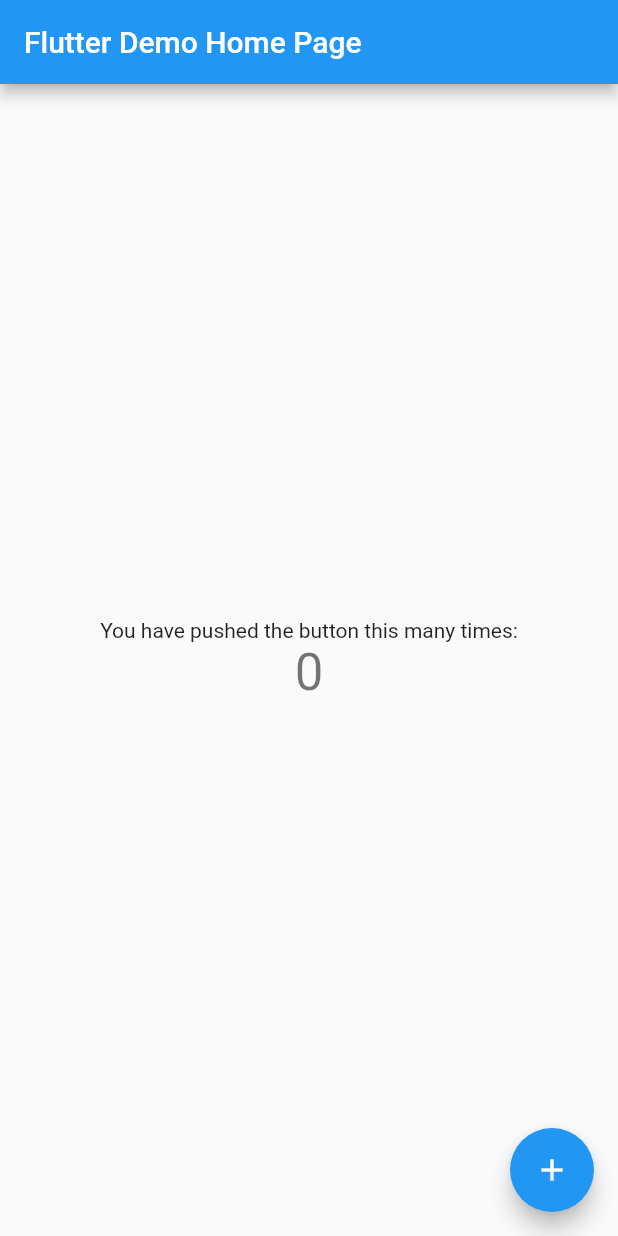
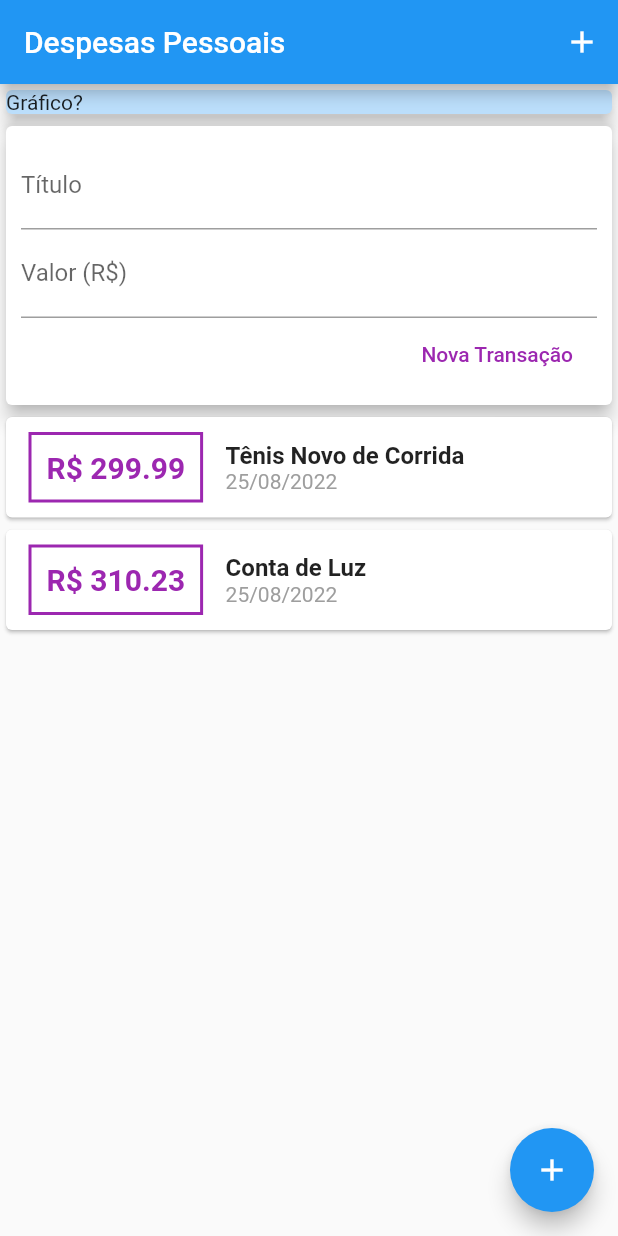
Before and after one commit to felipeggarcia/despesas-pessoais, a Flutter app: the screen it shows after launch, on a phone screen of 412 x 824 dp. Run offline on Flutter 3.47's test engine with Material 2 defaults, Android fonts, the phone set to English and light mode, and no system bars.

Commit message:
criação da lista de transições, adição de novas transições

```diff
--- /dev/null
+++ b/lib/components/transaction_form.dart
@@ -0,0 +1,54 @@
+import 'package:flutter/material.dart';
+
+class TransactionForm extends StatelessWidget {
+  final titleController = TextEditingController();
+  final valueController = TextEditingController();
+  late final void Function(String, double) onSubmit;
+  TransactionForm(this.onSubmit);
+  _submitForm() {
+    final title = titleController.text;
+    final value = double.tryParse(valueController.text) ?? 0.0;
+    if (title.isEmpty || value <= 0) {
+      return;
+    }
+    onSubmit(title, value);
+  }
+
+  @override
+  Widget build(BuildContext context) {
+    return Card(
+      elevation: 5,
+      child: Padding(
+        padding: const EdgeInsets.all(10),
+        child: Column(
+          children: <Widget>[
+            TextField(
+              controller: titleController,
+              decoration: const InputDecoration(
+                labelText: 'Título',
+              ),
+            ),
+            TextField(
+                controller: valueController,
+                keyboardType:
+                    const TextInputType.numberWithOptions(decimal: true),
+                onSubmitted: (_) => _submitForm(),
+                decoration: const InputDecoration(
+                  labelText: 'Valor (R\$)',
+                )),
+            Row(
+              mainAxisAlignment: MainAxisAlignment.end,
+              children: <Widget>[
+                FlatButton(
+                  textColor: Colors.purple,
+                  onPressed: _submitForm,
+                  child: const Text('Nova Transação'),
+                )
+              ],
+            )
+          ],
+        ),
+      ),
+    );
+  }
+}
--- /dev/null
+++ b/lib/components/transaction_list.dart
@@ -0,0 +1,54 @@
+import 'package:flutter/material.dart';
+import '../models/transaction.dart';
+import 'package:intl/intl.dart';
+
+class TransactionList extends StatelessWidget {
+  final List<Transaction> transactions;
+  TransactionList(this.transactions);
+  @override
+  Widget build(BuildContext context) {
+    return SingleChildScrollView(
+      child: Column(children: <Widget>[
+        ...transactions.map((tr) {
+          return Card(
+            child: Row(
+              children: <Widget>[
+                Container(
+                  margin:
+                      const EdgeInsets.symmetric(horizontal: 15, vertical: 10),
+                  decoration: BoxDecoration(
+                      border: Border.all(
+                    color: Colors.purple,
+                    width: 2,
+                  )),
+                  padding: const EdgeInsets.all(10),
+                  child: Text(
+                    'R\$ ${tr.value.toStringAsFixed(2)}',
+                    style: const TextStyle(
+                        fontWeight: FontWeight.bold,
+                        fontSize: 20,
+                        color: Colors.purple),
+                  ),
+                ),
+                Column(
+                  crossAxisAlignment: CrossAxisAlignment.start,
+                  children: <Widget>[
+                    Text(
+                      tr.title,
+                      style: const TextStyle(
+                          fontSize: 16, fontWeight: FontWeight.bold),
+                    ),
+                    Text(
+                      DateFormat('d/MM/y').format(tr.date),
+                      style: const TextStyle(color: Colors.grey),
+                    )
+                  ],
+                )
+              ],
+            ),
+          );
+        }).toList()
+      ]),
+    );
+  }
+}
--- /dev/null
+++ b/lib/components/transaction_user.dart
@@ -0,0 +1,48 @@
+import 'dart:math';
+
+import 'package:flutter/material.dart';
+import '../models/transaction.dart';
+import 'transaction_list.dart';
+import 'transaction_form.dart';
+
+class TransactionUser extends StatefulWidget {
+  @override
+  State<TransactionUser> createState() => _TransactionUserState();
+}
+
+class _TransactionUserState extends State<TransactionUser> {
+  final _transactions = [
+    Transaction(
+      id: 't1',
+      title: 'Tênis Novo de Corrida',
+      value: 299.99,
+      date: DateTime.now(),
+    ),
+    Transaction(
+      id: 't2',
+      title: 'Conta de Luz',
+      value: 310.23,
+      date: DateTime.now(),
+    )
+  ];
+  _addTransaction(String title, double value) {
+    final newTransaction = Transaction(
+        id: Random().nextDouble().toString(),
+        title: title,
+        value: value,
+        date: DateTime.now());
+    setState(() {
+      _transactions.add(newTransaction);
+    });
+  }
+
+  @override
+  Widget build(BuildContext context) {
+    return Column(
+      children: [
+        TransactionForm(_addTransaction),
+        TransactionList(_transactions),
+      ],
+    );
+  }
+}
--- a/lib/main.dart
+++ b/lib/main.dart
@@ -1,115 +1,61 @@
+// ignore_for_file: deprecated_member_use, avoid_print
+
+import 'package:despesas_pessoais/components/transaction_form.dart';
 import 'package:flutter/material.dart';
+import 'components/transaction_user.dart';
 
-void main() {
-  runApp(const MyApp());
-}
+main() => runApp(ExpensesApp());
 
-class MyApp extends StatelessWidget {
-  const MyApp({Key? key}) : super(key: key);
-
-  // This widget is the root of your application.
+class ExpensesApp extends StatelessWidget {
   @override
   Widget build(BuildContext context) {
-    return MaterialApp(
-      title: 'Flutter Demo',
-      theme: ThemeData(
-        // This is the theme of your application.
-        //
-        // Try running your application with "flutter run". You'll see the
-        // application has a blue toolbar. Then, without quitting the app, try
-        // changing the primarySwatch below to Colors.green and then invoke
-        // "hot reload" (press "r" in the console where you ran "flutter run",
-        // or simply save your changes to "hot reload" in a Flutter IDE).
-        // Notice that the counter didn't reset back to zero; the application
-        // is not restarted.
-        primarySwatch: Colors.blue,
-      ),
-      home: const MyHomePage(title: 'Flutter Demo Home Page'),
-    );
+    return MaterialApp(home: MyHomePage());
   }
 }
 
-class MyHomePage extends StatefulWidget {
-  const MyHomePage({Key? key, required this.title}) : super(key: key);
-
-  // This widget is the home page of your application. It is stateful, meaning
-  // that it has a State object (defined below) that contains fields that affect
-  // how it looks.
-
-  // This class is the configuration for the state. It holds the values (in this
-  // case the title) provided by the parent (in this case the App widget) and
-  // used by the build method of the State. Fields in a Widget subclass are
-  // always marked "final".
-
-  final String title;
-
-  @override
-  State<MyHomePage> createState() => _MyHomePageState();
-}
-
-class _MyHomePageState extends State<MyHomePage> {
-  int _counter = 0;
-
-  void _incrementCounter() {
-    setState(() {
-      // This call to setState tells the Flutter framework that something has
-      // changed in this State, which causes it to rerun the build method below
-      // so that the display can reflect the updated values. If we changed
-      // _counter without calling setState(), then the build method would not be
-      // called again, and so nothing would appear to happen.
-      _counter++;
-    });
+class MyHomePage extends StatelessWidget {
+  _openTransactionFormModal(BuildContext context) {
+    showModalBottomSheet(
+      context: context,
+      builder: (_) {
+        return TransactionForm(null);
+      },
+    );
   }
 
   @override
   Widget build(BuildContext context) {
-    // This method is rerun every time setState is called, for instance as done
-    // by the _incrementCounter method above.
-    //
-    // The Flutter framework has been optimized to make rerunning build methods
-    // fast, so that you can just rebuild anything that needs updating rather
-    // than having to individually change instances of widgets.
     return Scaffold(
       appBar: AppBar(
-        // Here we take the value from the MyHomePage object that was created by
-        // the App.build method, and use it to set our appbar title.
-        title: Text(widget.title),
+        title: const Text('Despesas Pessoais'),
+        actions: <Widget>[
+          IconButton(
+            onPressed: () {},
+            icon: Icon(Icons.add),
+          ),
+        ],
       ),
-      body: Center(
-        // Center is a layout widget. It takes a single child and positions it
-        // in the middle of the parent.
+      body: SingleChildScrollView(
         child: Column(
-          // Column is also a layout widget. It takes a list of children and
-          // arranges them vertically. By default, it sizes itself to fit its
-          // children horizontally, and tries to be as tall as its parent.
-          //
-          // Invoke "debug painting" (press "p" in the console, choose the
-          // "Toggle Debug Paint" action from the Flutter Inspector in Android
-          // Studio, or the "Toggle Debug Paint" command in Visual Studio Code)
-          // to see the wireframe for each widget.
-          //
-          // Column has various properties to control how it sizes itself and
-          // how it positions its children. Here we use mainAxisAlignment to
-          // center the children vertically; the main axis here is the vertical
-          // axis because Columns are vertical (the cross axis would be
-          // horizontal).
-          mainAxisAlignment: MainAxisAlignment.center,
+          // mainAxisAlignment: MainAxisAlignment.spaceAround,
+          crossAxisAlignment: CrossAxisAlignment.stretch,
           children: <Widget>[
-            const Text(
-              'You have pushed the button this many times:',
+            Container(
+              child: Card(
+                color: Colors.blue[100],
+                elevation: 5,
+                child: const Text('Gráfico?'),
+              ),
             ),
-            Text(
-              '$_counter',
-              style: Theme.of(context).textTheme.headline4,
-            ),
+            TransactionUser(),
           ],
         ),
       ),
       floatingActionButton: FloatingActionButton(
-        onPressed: _incrementCounter,
-        tooltip: 'Increment',
-        child: const Icon(Icons.add),
-      ), // This trailing comma makes auto-formatting nicer for build methods.
+        child: Icon(Icons.add),
+        onPressed: () {},
+      ),
+      floatingActionButtonLocation: FloatingActionButtonLocation.endFloat,
     );
   }
 }
--- /dev/null
+++ b/lib/models/transaction.dart
@@ -0,0 +1,15 @@
+// import 'package:flutter/foundation.dart';
+
+class Transaction {
+  final String id;
+  final String title;
+  final double value;
+  final DateTime date;
+
+  Transaction({
+    required this.id,
+    required this.title,
+    required this.value,
+    required this.date,
+  });
+}
--- a/pubspec.yaml
+++ b/pubspec.yaml
@@ -29,6 +29,7 @@ environment:
 dependencies:
   flutter:
     sdk: flutter
+  intl: ^0.17.0
 
 
   # The following adds the Cupertino Icons font to your application.
```
Also changed, not shown: pubspec.lock, 1 other file.
